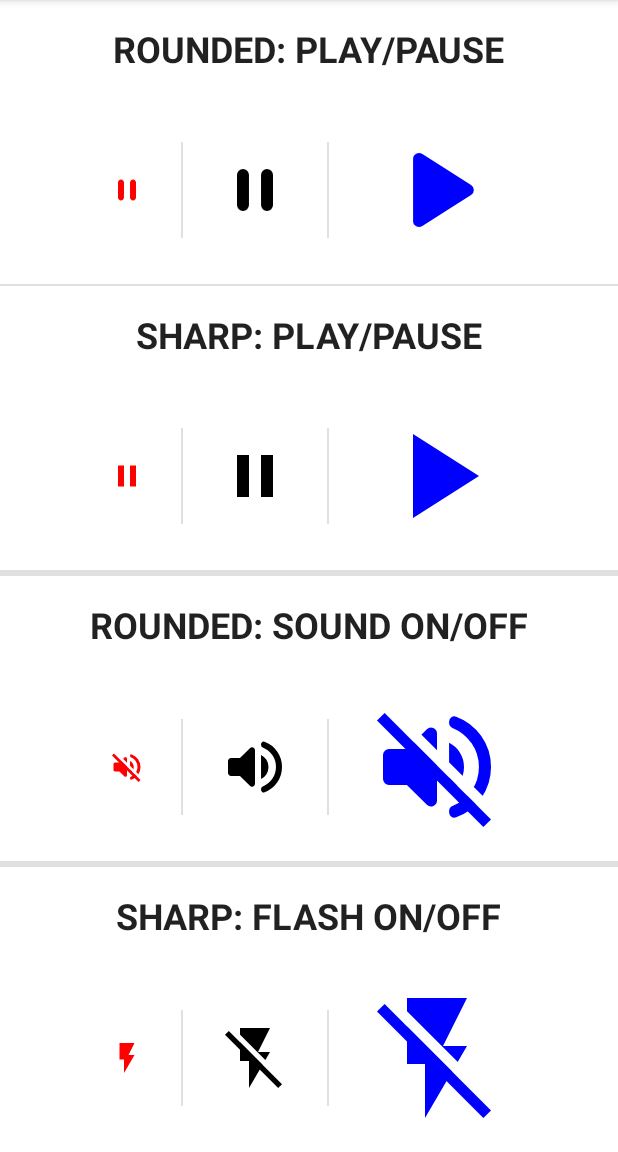
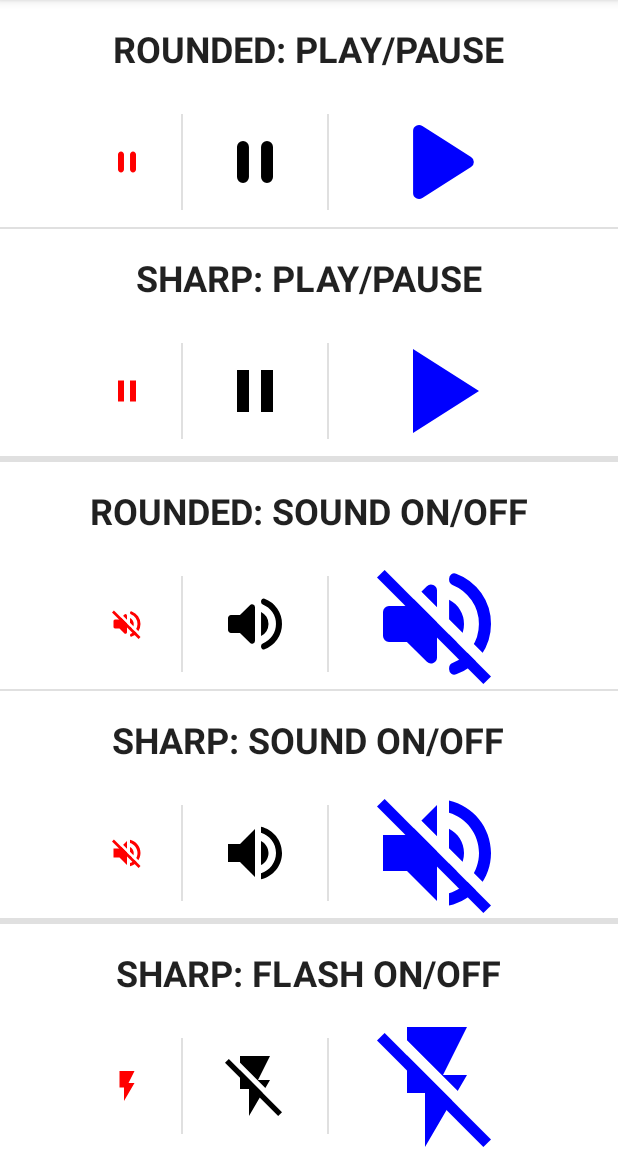
Before and after one commit to ozgurg/ToggleIconView, an Android app: the screen it shows after launch (MainActivity), on a phone screen of 412 x 824 dp, the part 84-1236 px from its top. Run offline under Robolectric (Android 15) with nearby library versions, the phone set to English and light mode, and no system bars.

Commit message:
Add sharp variant of SoundOnOff icon

```diff
--- /dev/null
+++ b/lib/src/main/java/og/android/lib/toggleiconview/sharp/SoundOnOff.kt
@@ -0,0 +1,17 @@
+package og.android.lib.toggleiconview.sharp
+
+import android.content.Context
+import android.util.AttributeSet
+import og.android.lib.toggleiconview.R
+import og.android.lib.toggleiconview.ToggleIconView
+
+class SoundOnOff @JvmOverloads constructor(
+    context: Context,
+    attrs: AttributeSet? = null,
+    defStyleAttr: Int = 0
+) :
+    ToggleIconView(
+        context, attrs, defStyleAttr,
+        R.drawable.sharp_sound_on_to_off,
+        R.drawable.sharp_sound_off_to_on
+    )
--- /dev/null
+++ b/lib/src/main/res/drawable/sharp_sound_off_to_on.xml
@@ -0,0 +1,45 @@
+<animated-vector xmlns:android="http://schemas.android.com/apk/res/android"
+    xmlns:aapt="http://schemas.android.com/aapt">
+    <aapt:attr name="android:drawable">
+        <vector
+            android:width="24dp"
+            android:height="24dp"
+            android:viewportWidth="24"
+            android:viewportHeight="24">
+            <path
+                android:name="path"
+                android:fillColor="@android:color/black"
+                android:pathData="M 2 4.27 L 3.27 3 L 3.27 3 L 2 4.27 Z" />
+            <clip-path
+                android:name="mask"
+                android:pathData="M 0 0 L 24 0 L 24 24 L 0 24 L 0 0 Z M 4.54 1.73 L 3.27 3 L 3.27 3 L 4.54 1.73 Z" />
+            <path
+                android:fillColor="@android:color/black"
+                android:pathData="M 3 9 L 3 15 L 7 15 L 12 20 L 12 4 L 7 9 L 3 9 Z M 16.5 12 C 16.5 10.23 15.48 8.71 14 7.97 L 14 16.02 C 15.48 15.29 16.5 13.77 16.5 12 Z M 14 3.23 L 14 5.29 C 16.89 6.15 19 8.83 19 12 C 19 15.17 16.89 17.85 14 18.71 L 14 20.77 C 18.01 19.86 21 16.28 21 12 C 21 7.72 18.01 4.14 14 3.23 Z" />
+        </vector>
+    </aapt:attr>
+
+    <target android:name="path">
+        <aapt:attr name="android:animation">
+            <objectAnimator
+                android:duration="@android:integer/config_shortAnimTime"
+                android:interpolator="@android:interpolator/fast_out_slow_in"
+                android:propertyName="pathData"
+                android:valueFrom="M 19.73 22 L 21 20.73 L 3.27 3 L 2 4.27 Z"
+                android:valueTo="M 2 4.27 L 3.27 3 L 3.27 3 L 2 4.27 Z"
+                android:valueType="pathType" />
+        </aapt:attr>
+    </target>
+
+    <target android:name="mask">
+        <aapt:attr name="android:animation">
+            <objectAnimator
+                android:duration="@android:integer/config_shortAnimTime"
+                android:interpolator="@android:interpolator/fast_out_slow_in"
+                android:propertyName="pathData"
+                android:valueFrom="M 0 0 L 24 0 L 24 24 L 0 24 L 0 0 Z M 4.54 1.73 L 3.27 3 L 21 20.73 L 22.27 19.46 Z"
+                android:valueTo="M 0 0 L 24 0 L 24 24 L 0 24 L 0 0 Z M 4.54 1.73 L 3.27 3 L 3.27 3 L 4.54 1.73 Z"
+                android:valueType="pathType" />
+        </aapt:attr>
+    </target>
+</animated-vector>
--- /dev/null
+++ b/lib/src/main/res/drawable/sharp_sound_on_to_off.xml
@@ -0,0 +1,45 @@
+<animated-vector xmlns:android="http://schemas.android.com/apk/res/android"
+    xmlns:aapt="http://schemas.android.com/aapt">
+    <aapt:attr name="android:drawable">
+        <vector
+            android:width="24dp"
+            android:height="24dp"
+            android:viewportWidth="24"
+            android:viewportHeight="24">
+            <path
+                android:name="path"
+                android:fillColor="@android:color/black"
+                android:pathData="M 2 4.27 L 3.27 3 L 3.27 3 L 2 4.27 Z" />
+            <clip-path
+                android:name="mask"
+                android:pathData="M 0 0 L 24 0 L 24 24 L 0 24 L 0 0 Z M 4.54 1.73 L 3.27 3 L 3.27 3 L 4.54 1.73 Z" />
+            <path
+                android:fillColor="@android:color/black"
+                android:pathData="M 3 9 L 3 15 L 7 15 L 12 20 L 12 4 L 7 9 L 3 9 Z M 16.5 12 C 16.5 10.23 15.48 8.71 14 7.97 L 14 16.02 C 15.48 15.29 16.5 13.77 16.5 12 Z M 14 3.23 L 14 5.29 C 16.89 6.15 19 8.83 19 12 C 19 15.17 16.89 17.85 14 18.71 L 14 20.77 C 18.01 19.86 21 16.28 21 12 C 21 7.72 18.01 4.14 14 3.23 Z" />
+        </vector>
+    </aapt:attr>
+
+    <target android:name="path">
+        <aapt:attr name="android:animation">
+            <objectAnimator
+                android:duration="@android:integer/config_shortAnimTime"
+                android:interpolator="@android:interpolator/fast_out_slow_in"
+                android:propertyName="pathData"
+                android:valueFrom="M 2 4.27 L 3.27 3 L 3.27 3 L 2 4.27 Z"
+                android:valueTo="M 19.73 22 L 21 20.73 L 3.27 3 L 2 4.27 Z"
+                android:valueType="pathType" />
+        </aapt:attr>
+    </target>
+
+    <target android:name="mask">
+        <aapt:attr name="android:animation">
+            <objectAnimator
+                android:duration="@android:integer/config_shortAnimTime"
+                android:interpolator="@android:interpolator/fast_out_slow_in"
+                android:propertyName="pathData"
+                android:valueFrom="M 0 0 L 24 0 L 24 24 L 0 24 L 0 0 Z M 4.54 1.73 L 3.27 3 L 3.27 3 L 4.54 1.73 Z"
+                android:valueTo="M 0 0 L 24 0 L 24 24 L 0 24 L 0 0 Z M 4.54 1.73 L 3.27 3 L 21 20.73 L 22.27 19.46 Z"
+                android:valueType="pathType" />
+        </aapt:attr>
+    </target>
+</animated-vector>
--- a/sample/src/main/res/layout/activity_main.xml
+++ b/sample/src/main/res/layout/activity_main.xml
@@ -33,6 +33,16 @@
 
     <com.google.android.material.divider.MaterialDivider
         android:layout_width="match_parent"
+        android:layout_height="1dp" />
+
+    <include
+        layout="@layout/demo_sharp_sound_on_off"
+        android:layout_width="match_parent"
+        android:layout_height="0dp"
+        android:layout_weight="1" />
+
+    <com.google.android.material.divider.MaterialDivider
+        android:layout_width="match_parent"
         android:layout_height="4dp" />
 
     <include
--- /dev/null
+++ b/sample/src/main/res/layout/demo_sharp_sound_on_off.xml
@@ -0,0 +1,57 @@
+<?xml version="1.0" encoding="utf-8"?>
+<LinearLayout xmlns:android="http://schemas.android.com/apk/res/android"
+    xmlns:app="http://schemas.android.com/apk/res-auto"
+    android:layout_width="match_parent"
+    android:layout_height="match_parent"
+    android:gravity="center"
+    android:orientation="vertical">
+
+    <TextView
+        android:layout_width="wrap_content"
+        android:layout_height="wrap_content"
+        android:padding="16dp"
+        android:text="Sharp: Sound On/Off"
+        android:textAllCaps="true"
+        android:textAppearance="@style/TextAppearance.AppCompat.Headline"
+        android:textStyle="bold" />
+
+    <LinearLayout
+        android:layout_width="match_parent"
+        android:layout_height="0dp"
+        android:layout_weight="1"
+        android:gravity="center"
+        android:orientation="horizontal">
+
+        <og.android.lib.toggleiconview.sharp.SoundOnOff
+            android:id="@+id/muteUnmute24"
+            android:layout_width="24dp"
+            android:layout_height="24dp"
+            android:background="?android:attr/selectableItemBackgroundBorderless"
+            android:tint="#f00" />
+
+        <com.google.android.material.divider.MaterialDivider
+            android:layout_width="1dp"
+            android:layout_height="64dp"
+            android:layout_marginHorizontal="24dp" />
+
+        <og.android.lib.toggleiconview.sharp.SoundOnOff
+            android:id="@+id/muteUnmute48"
+            android:layout_width="48dp"
+            android:layout_height="48dp"
+            android:background="?android:attr/selectableItemBackgroundBorderless"
+            android:tint="#000"
+            app:checked="true" />
+
+        <com.google.android.material.divider.MaterialDivider
+            android:layout_width="1dp"
+            android:layout_height="64dp"
+            android:layout_marginHorizontal="24dp" />
+
+        <og.android.lib.toggleiconview.sharp.SoundOnOff
+            android:id="@+id/muteUnmute96"
+            android:layout_width="96dp"
+            android:layout_height="96dp"
+            android:background="?android:attr/selectableItemBackgroundBorderless"
+            android:tint="#00f" />
+    </LinearLayout>
+</LinearLayout>
```
Also changed, not shown: 2 other files.
